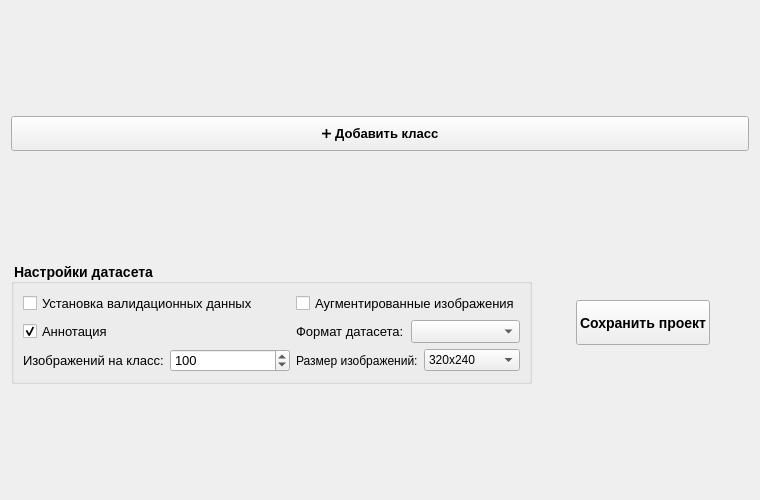
b1t0nese/MacLearn, file src/interface_module/uis/tabs/project_tab.ui: the form before one commit.
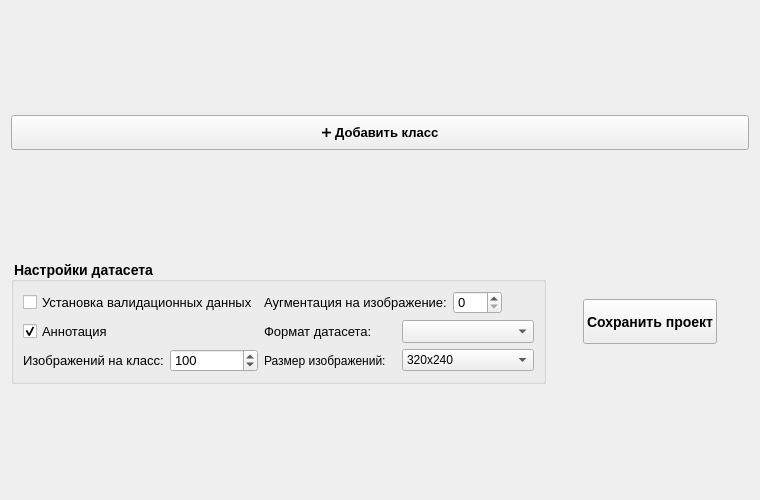
The form after the commit.

The edit to the form file:
```diff
--- a/src/interface_module/uis/tabs/project_tab.ui
+++ b/src/interface_module/uis/tabs/project_tab.ui
@@ -55,14 +55,50 @@
          </widget>
         </item>
         <item row="0" column="1">
-         <widget class="QCheckBox" name="cb_augmented_images">
+         <layout class="QHBoxLayout" name="horizontalLayout_aug_count">
+          <item>
+           <widget class="QLabel" name="label_aug_count">
           <property name="styleSheet">
            <string notr="true">font-size: 13px;</string>
           </property>
           <property name="text">
-           <string>Аугментированные изображения</string>
-          </property>
-         </widget>
+             <string>Аугментация на изображение:</string>
+            </property>
+           </widget>
+          </item>
+          <item>
+           <widget class="QSpinBox" name="spin_aug_count">
+            <property name="styleSheet">
+             <string notr="true">font-size: 13px;</string>
+            </property>
+            <property name="minimum">
+             <number>0</number>
+            </property>
+            <property name="maximum">
+             <number>999</number>
+            </property>
+             <property name="singleStep">
+            <number>1</number>
+             </property>
+            <property name="value">
+             <number>0</number>
+            </property>
+           </widget>
+          </item>
+          <item>
+           <spacer name="horizontalSpacer_aug">
+            <property name="orientation">
+             <enum>Qt::Horizontal</enum>
+            </property>
+            <property name="sizeHint" stdset="0">
+             <size>
+              <width>40</width>
+              <height>20</height>
+             </size>
+            </property>
+           </spacer>
+          </item>
+         </layout>
         </item>
         <item row="1" column="0">
          <widget class="QCheckBox" name="cb_annotation">
@@ -117,12 +153,6 @@
           </item>
           <item>
            <widget class="QSpinBox" name="spin_images_per_class">
-            <property name="minimumSize">
-             <size>
-              <width>120</width>
-              <height>0</height>
-             </size>
-            </property>
             <property name="styleSheet">
              <string notr="true">font-size: 13px;</string>
             </property>
```
Lines whose indentation alone changed are shown as unchanged.
